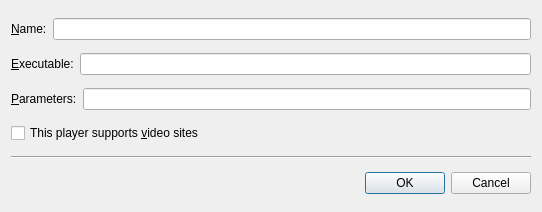
Above: src/playerdialog.ui from smplayer-dev/smtube before the change. Below: the same form after it.
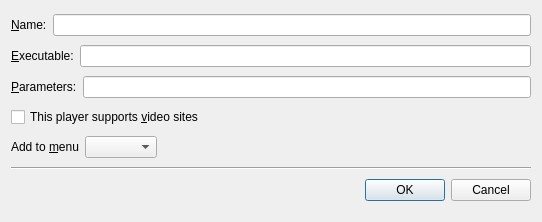
That is the form after the change. Custom widgets are drawn as their Qt base class.

Commit message: Option to select the menu where a player should be

Diff of the .ui file:
```diff
--- a/src/playerdialog.ui
+++ b/src/playerdialog.ui
@@ -7,7 +7,7 @@
     <x>0</x>
     <y>0</y>
     <width>542</width>
-    <height>212</height>
+    <height>222</height>
    </rect>
   </property>
   <property name="windowTitle">
@@ -72,6 +72,36 @@
      </property>
     </widget>
    </item>
+   <item>
+    <layout class="QHBoxLayout" name="horizontalLayout_4">
+     <item>
+      <widget class="QLabel" name="label_4">
+       <property name="text">
+        <string>Add to &amp;menu</string>
+       </property>
+       <property name="buddy">
+        <cstring>media_combo</cstring>
+       </property>
+      </widget>
+     </item>
+     <item>
+      <widget class="QComboBox" name="media_combo"/>
+     </item>
+     <item>
+      <spacer name="horizontalSpacer">
+       <property name="orientation">
+        <enum>Qt::Horizontal</enum>
+       </property>
+       <property name="sizeHint" stdset="0">
+        <size>
+         <width>158</width>
+         <height>20</height>
+        </size>
+       </property>
+      </spacer>
+     </item>
+    </layout>
+   </item>
    <item>
     <widget class="Line" name="line">
      <property name="orientation">
```
Left out of the diff: 1 changed line with no effect on the pictures. The commit also changes 6 other files.
